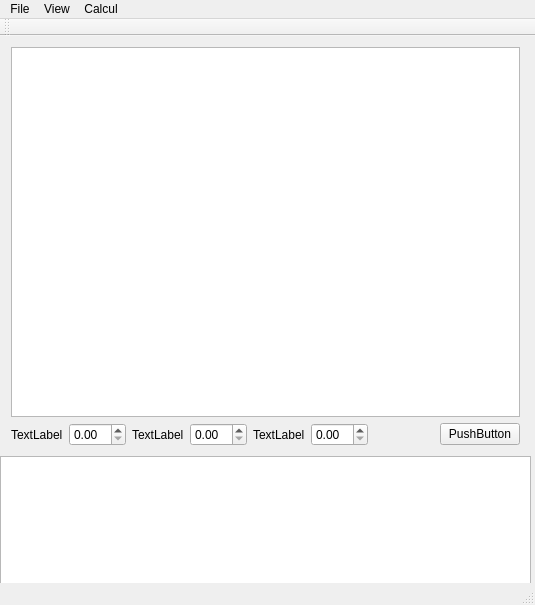
clemousse/megafi, file mainwindow.ui: the form before one commit.
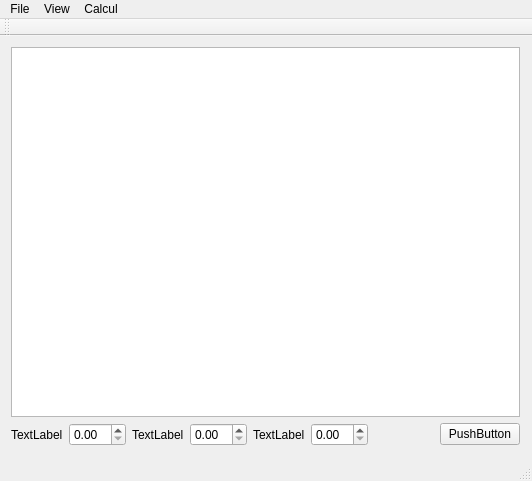
The form after the commit.

Commit message: Pas de modifications réelles : travail sur Qt OpenGL User stories : ajout et suivi des tâches

Patch:
```diff
--- a/mainwindow.ui
+++ b/mainwindow.ui
@@ -6,8 +6,8 @@
    <rect>
     <x>0</x>
     <y>0</y>
-    <width>535</width>
-    <height>605</height>
+    <width>532</width>
+    <height>481</height>
    </rect>
   </property>
   <property name="windowTitle">
@@ -83,23 +83,13 @@
      </item>
     </layout>
    </widget>
-   <widget class="QTextBrowser" name="textBrowser">
-    <property name="geometry">
-     <rect>
-      <x>0</x>
-      <y>420</y>
-      <width>531</width>
-      <height>131</height>
-     </rect>
-    </property>
-   </widget>
   </widget>
   <widget class="QMenuBar" name="menuBar">
    <property name="geometry">
     <rect>
      <x>0</x>
      <y>0</y>
-     <width>535</width>
+     <width>532</width>
      <height>21</height>
     </rect>
    </property>
```
The commit also changes 2 other files.
